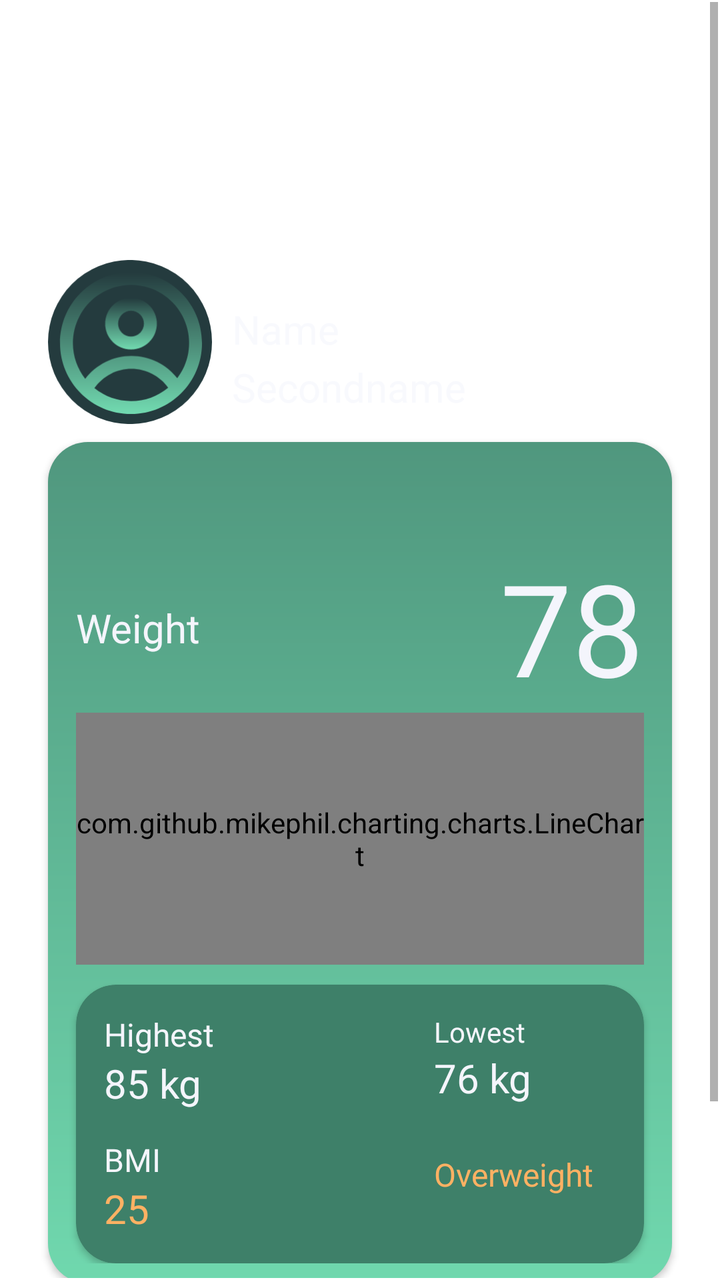
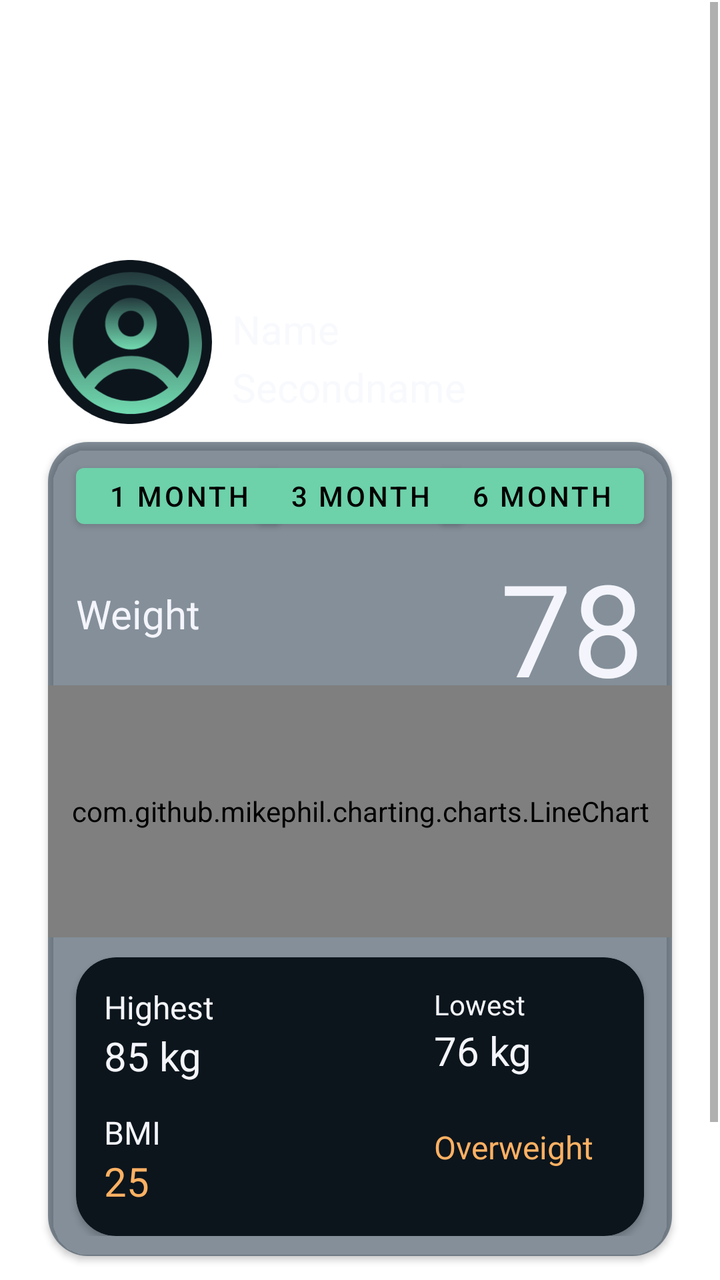

The first picture is an Android layout as it rendered before a commit; the second is the same layout after the commit. The layout source and the unified diff follow.
<!-- AndroidManifest.xml: application theme Theme.FitnesApp -->
<!-- res/layout/fragment_weight.xml -->
<?xml version="1.0" encoding="utf-8"?>
<androidx.constraintlayout.widget.ConstraintLayout xmlns:android="http://schemas.android.com/apk/res/android"
    xmlns:app="http://schemas.android.com/apk/res-auto"
    xmlns:tools="http://schemas.android.com/tools"
    android:layout_width="match_parent"
    android:layout_height="match_parent"
    tools:context=".ui.weight.WeightFragment">

    <ScrollView
        android:layout_width="match_parent"
        android:layout_height="match_parent"
        android:layout_marginStart="1dp"
        android:layout_marginTop="1dp"
        android:layout_marginEnd="1dp"
        android:layout_marginBottom="1dp"
        android:contentDescription="@string/app_name"
        app:layout_constraintBottom_toBottomOf="parent"
        app:layout_constraintEnd_toEndOf="parent"
        app:layout_constraintStart_toStartOf="parent"
        app:layout_constraintTop_toTopOf="parent">

        <RelativeLayout
            android:layout_width="match_parent"
            android:layout_height="match_parent">

            <androidx.cardview.widget.CardView
                android:id="@+id/cardView"
                android:layout_width="match_parent"
                android:layout_height="wrap_content"
                android:layout_alignParentStart="true"
                android:layout_alignParentTop="true"
                android:layout_alignParentEnd="true"
                android:layout_marginStart="23dp"
                android:layout_marginLeft="23dp"
                android:layout_marginTop="220dp"
                android:layout_marginEnd="23dp"
                android:layout_marginRight="23dp"
                android:layout_marginBottom="100dp"
                app:cardBackgroundColor="@android:color/transparent"
                app:cardCornerRadius="20dp">

                <androidx.constraintlayout.widget.ConstraintLayout
                    android:layout_width="match_parent"
                    android:layout_height="match_parent"
                    android:background="@drawable/bg_element"
                    android:paddingBottom="10dp">


                    <androidx.recyclerview.widget.RecyclerView
                        android:id="@+id/recyclerView"
                        android:layout_width="match_parent"
                        android:layout_height="50dp"
                        app:layout_constraintEnd_toEndOf="parent"
                        app:layout_constraintStart_toStartOf="parent"
                        app:layout_constraintTop_toTopOf="parent" />

                    <TextView
                        android:id="@+id/tvWeightScore"
                        android:layout_width="wrap_content"
                        android:layout_height="wrap_content"
                        android:layout_marginEnd="14dp"
                        android:fontFamily="@font/nobile_bold"
                        android:text="78"
                        android:textColor="@color/text"
                        android:textSize="64sp"
                        app:layout_constraintEnd_toEndOf="parent"
                        app:layout_constraintTop_toBottomOf="@+id/recyclerView" />

                    <TextView
                        android:id="@+id/tvWeightQuality"
                        android:layout_width="wrap_content"
                        android:layout_height="wrap_content"
                        android:layout_marginStart="14dp"
                        android:fontFamily="@font/nobile_bold"
                        android:text="@string/text_weight"
                        android:textColor="@color/text"
                        android:textSize="20sp"
                        app:layout_constraintBottom_toTopOf="@+id/chartWeightInfo"
                        app:layout_constraintStart_toStartOf="parent"
                        app:layout_constraintTop_toBottomOf="@+id/recyclerView" />

                    <com.github.mikephil.charting.charts.LineChart
                        android:id="@+id/chartWeightInfo"
                        android:layout_width="match_parent"
                        android:layout_height="126dp"
                        android:layout_gravity="bottom"
                        android:layout_marginStart="14dp"
                        android:layout_marginEnd="14dp"
                        android:foregroundGravity="bottom"
                        app:layout_constraintEnd_toEndOf="parent"
                        app:layout_constraintStart_toStartOf="parent"
                        app:layout_constraintTop_toBottomOf="@+id/tvWeightScore" />

                    <androidx.cardview.widget.CardView
                        android:id="@+id/cardView2"
                        android:layout_width="match_parent"
                        android:layout_height="wrap_content"
                        android:layout_marginStart="14dp"
                        android:layout_marginTop="10dp"
                        android:layout_marginEnd="14dp"
                        app:cardBackgroundColor="@color/secondary"
                        app:cardCornerRadius="20dp"
                        app:layout_constraintEnd_toEndOf="parent"
                        app:layout_constraintStart_toStartOf="parent"
                        app:layout_constraintTop_toBottomOf="@+id/chartWeightInfo">

                        <androidx.constraintlayout.widget.ConstraintLayout
                            android:layout_width="match_parent"
                            android:layout_height="wrap_content">

                            <TextView
                                android:id="@+id/textView20"
                                android:layout_width="wrap_content"
                                android:layout_height="wrap_content"
                                android:layout_marginTop="24dp"
                                android:fontFamily="@font/nobile_bold"
                                android:text="Overweight"
                                android:textColor="@color/orange_end"
                                android:textSize="16sp"
                                app:layout_constraintStart_toStartOf="@+id/guideline3"
                                app:layout_constraintTop_toBottomOf="@+id/textView17" />

                            <TextView
                                android:id="@+id/textView21"
                                android:layout_width="wrap_content"
                                android:layout_height="wrap_content"
                                android:layout_marginStart="14dp"
                                android:layout_marginBottom="14dp"
                                android:fontFamily="@font/nobile"
                                android:text="25"
                                android:textColor="@color/orange_end"
                                android:textSize="20sp"
                                app:layout_constraintBottom_toBottomOf="parent"
                                app:layout_constraintStart_toStartOf="parent"
                                app:layout_constraintTop_toBottomOf="@+id/textView18" />

                            <TextView
                                android:id="@+id/textView18"
                                android:layout_width="wrap_content"
                                android:layout_height="wrap_content"
                                android:layout_marginStart="14dp"
                                android:layout_marginTop="14dp"
                                android:fontFamily="@font/nobile_bold"
                                android:text="BMI"
                                android:textColor="@color/text"
                                android:textSize="16sp"
                                app:layout_constraintStart_toStartOf="parent"
                                app:layout_constraintTop_toBottomOf="@+id/textView19" />

                            <TextView
                                android:id="@+id/textView19"
                                android:layout_width="wrap_content"
                                android:layout_height="wrap_content"
                                android:layout_marginStart="14dp"
                                android:fontFamily="@font/nobile"
                                android:text="85 kg"
                                android:textColor="@color/text"
                                android:textSize="20sp"
                                app:layout_constraintStart_toStartOf="parent"
                                app:layout_constraintTop_toBottomOf="@+id/textView13" />

                            <TextView
                                android:id="@+id/textView17"
                                android:layout_width="wrap_content"
                                android:layout_height="wrap_content"
                                android:fontFamily="@font/nobile"
                                android:text="76 kg"
                                android:textColor="@color/text"
                                android:textSize="20sp"
                                app:layout_constraintStart_toStartOf="@+id/guideline3"
                                app:layout_constraintTop_toBottomOf="@+id/textView14" />

                            <TextView
                                android:id="@+id/textView14"
                                android:layout_width="wrap_content"
                                android:layout_height="wrap_content"
                                android:layout_marginTop="14dp"
                                android:fontFamily="@font/nobile_bold"
                                android:text="Lowest"
                                android:textColor="@color/text"
                                app:layout_constraintStart_toStartOf="@+id/guideline3"
                                app:layout_constraintTop_toTopOf="parent" />

                            <TextView
                                android:id="@+id/textView13"
                                android:layout_width="wrap_content"
                                android:layout_height="wrap_content"
                                android:layout_marginStart="14dp"
                                android:layout_marginTop="14dp"
                                android:fontFamily="@font/nobile_bold"
                                android:text="Highest"
                                android:textColor="@color/text"
                                android:textSize="16sp"
                                app:layout_constraintStart_toStartOf="parent"
                                app:layout_constraintTop_toTopOf="parent" />

                            <androidx.constraintlayout.widget.Guideline
                                android:id="@+id/guideline3"
                                android:layout_width="wrap_content"
                                android:layout_height="wrap_content"
                                android:foregroundGravity="center"
                                android:orientation="vertical"
                                app:layout_constraintEnd_toEndOf="parent"
                                app:layout_constraintGuide_begin="179dp"
                                app:layout_constraintStart_toStartOf="parent"
                                app:layout_constraintTop_toTopOf="parent" />

                        </androidx.constraintlayout.widget.ConstraintLayout>
                    </androidx.cardview.widget.CardView>


                </androidx.constraintlayout.widget.ConstraintLayout>

            </androidx.cardview.widget.CardView>

            <ImageView
                android:id="@+id/imageView3"
                android:layout_width="82dp"
                android:layout_height="82dp"
                android:layout_alignParentStart="true"
                android:layout_alignParentTop="true"
                android:layout_marginStart="23dp"
                android:layout_marginTop="129dp"
                android:layout_marginBottom="0dp"
                android:src="@drawable/ic_profile_icon" />

            <TextView
                android:id="@+id/textView2"
                android:layout_width="wrap_content"
                android:layout_height="wrap_content"
                android:layout_alignTop="@+id/imageView3"
                android:layout_marginStart="10dp"
                android:layout_marginTop="21dp"
                android:layout_toEndOf="@+id/imageView3"
                android:text="Name"
                android:textColor="@color/text_smuf"
                android:textSize="20sp" />

            <TextView
                android:id="@+id/textView3"
                android:layout_width="wrap_content"
                android:layout_height="wrap_content"
                android:layout_alignTop="@+id/imageView3"
                android:layout_marginStart="10dp"
                android:layout_marginTop="50dp"
                android:layout_toEndOf="@+id/imageView3"
                android:text="Secondname"
                android:textColor="@color/text_smuf"
                android:textSize="20sp" />

        </RelativeLayout>
    </ScrollView>
</androidx.constraintlayout.widget.ConstraintLayout>
<!-- resources referenced by this layout -->
<resources>
  <color name="orange_end">#FFB163</color>
  <color name="secondary">#3E8069</color>
  <color name="text">#F4F5FC</color>
  <color name="text_smuf">#99F4F5FC</color>
  <!-- drawable bg_element (drawable) -->
  <?xml version="1.0" encoding="utf-8"?>
  <shape xmlns:android="http://schemas.android.com/apk/res/android"
      android:shape="rectangle">
  
      <gradient
          android:type="linear"
          android:angle="-90"
          android:startColor="#50977E"
          android:endColor="#70D8AE" />
  
  </shape>
  <!-- drawable ic_profile_icon: vector/xml drawable (drawable, 2824 chars, omitted) -->
  <string name="app_name" translatable="false">FitnesApp</string>
  <string name="text_weight">Weight</string>
  <style name="Theme.FitnesApp" parent="Theme.MaterialComponents.DayNight.NoActionBar">
  
          <item name="colorPrimary">@color/accent_color</item>
          <item name="colorPrimaryVariant">@color/secondary</item>
          <item name="colorOnPrimary">@color/black</item>
          <item name="colorSecondary">@color/teal_200</item>
          <item name="colorSecondaryVariant">@color/teal_200</item>
          <item name="colorOnSecondary">@color/black</item>
  
          <item name="android:statusBarColor">@android:color/transparent</item>
          <item name="android:windowLightStatusBar">false</item>
      </style>
  <color name="accent_color">#81EDA0</color>
  <color name="black">#FF000000</color>
  <color name="teal_200">#FF03DAC5</color>
</resources>

<!-- the commit's change to res/layout/fragment_weight.xml (unified diff, before → after) -->
@@ -42,17 +42,49 @@
                 <androidx.constraintlayout.widget.ConstraintLayout
                     android:layout_width="match_parent"
                     android:layout_height="match_parent"
-                    android:background="@drawable/bg_element"
+                    android:background="@color/background_50"
                     android:paddingBottom="10dp">
 
 
-                    <androidx.recyclerview.widget.RecyclerView
-                        android:id="@+id/recyclerView"
+                    <androidx.constraintlayout.widget.ConstraintLayout
+                        android:id="@+id/constraintLayout"
                         android:layout_width="match_parent"
                         android:layout_height="50dp"
-                        app:layout_constraintEnd_toEndOf="parent"
-                        app:layout_constraintStart_toStartOf="parent"
-                        app:layout_constraintTop_toTopOf="parent" />
+                        app:layout_constraintStart_toStartOf="parent"
+                        app:layout_constraintTop_toTopOf="parent">
+
+                        <Button
+                            android:id="@+id/button"
+                            android:layout_width="wrap_content"
+                            android:layout_height="40dp"
+                            android:layout_marginStart="14dp"
+                            android:layout_marginTop="7dp"
+                            android:text="1 month"
+                            app:layout_constraintStart_toStartOf="parent"
+                            app:layout_constraintTop_toTopOf="parent" />
+
+                        <Button
+                            android:id="@+id/button2"
+                            android:layout_width="wrap_content"
+                            android:layout_height="40dp"
+                            android:layout_marginTop="7dp"
+                            android:layout_marginEnd="14dp"
+                            android:text="6 month"
+                            app:layout_constraintEnd_toEndOf="parent"
+                            app:layout_constraintTop_toTopOf="parent" />
+
+                        <Button
+                            android:id="@+id/button3"
+                            android:layout_width="wrap_content"
+                            android:layout_height="40dp"
+                            android:layout_marginStart="7dp"
+                            android:layout_marginTop="7dp"
+                            android:layout_marginEnd="7dp"
+                            android:text="3 month"
+                            app:layout_constraintEnd_toStartOf="@+id/button2"
+                            app:layout_constraintStart_toEndOf="@+id/button"
+                            app:layout_constraintTop_toTopOf="parent" />
+                    </androidx.constraintlayout.widget.ConstraintLayout>
 
                     <TextView
                         android:id="@+id/tvWeightScore"
@@ -64,7 +96,7 @@
                         android:textColor="@color/text"
                         android:textSize="64sp"
                         app:layout_constraintEnd_toEndOf="parent"
-                        app:layout_constraintTop_toBottomOf="@+id/recyclerView" />
+                        app:layout_constraintTop_toBottomOf="@+id/constraintLayout" />
 
                     <TextView
                         android:id="@+id/tvWeightQuality"
@@ -77,15 +109,14 @@
                         android:textSize="20sp"
                         app:layout_constraintBottom_toTopOf="@+id/chartWeightInfo"
                         app:layout_constraintStart_toStartOf="parent"
-                        app:layout_constraintTop_toBottomOf="@+id/recyclerView" />
+                        app:layout_constraintTop_toBottomOf="@+id/constraintLayout" />
 
                     <com.github.mikephil.charting.charts.LineChart
                         android:id="@+id/chartWeightInfo"
                         android:layout_width="match_parent"
                         android:layout_height="126dp"
                         android:layout_gravity="bottom"
-                        android:layout_marginStart="14dp"
-                        android:layout_marginEnd="14dp"
+                        android:layout_marginTop="-14dp"
                         android:foregroundGravity="bottom"
                         app:layout_constraintEnd_toEndOf="parent"
                         app:layout_constraintStart_toStartOf="parent"
@@ -118,7 +149,7 @@
                                 android:textColor="@color/orange_end"
                                 android:textSize="16sp"
                                 app:layout_constraintStart_toStartOf="@+id/guideline3"
-                                app:layout_constraintTop_toBottomOf="@+id/textView17" />
+                                app:layout_constraintTop_toBottomOf="@+id/tvLowestWeight" />
 
                             <TextView
                                 android:id="@+id/textView21"
@@ -145,10 +176,10 @@
                                 android:textColor="@color/text"
                                 android:textSize="16sp"
                                 app:layout_constraintStart_toStartOf="parent"
-                                app:layout_constraintTop_toBottomOf="@+id/textView19" />
-
-                            <TextView
-                                android:id="@+id/textView19"
+                                app:layout_constraintTop_toBottomOf="@+id/tvHighestWeight" />
+
+                            <TextView
+                                android:id="@+id/tvHighestWeight"
                                 android:layout_width="wrap_content"
                                 android:layout_height="wrap_content"
                                 android:layout_marginStart="14dp"
@@ -160,7 +191,7 @@
                                 app:layout_constraintTop_toBottomOf="@+id/textView13" />
 
                             <TextView
-                                android:id="@+id/textView17"
+                                android:id="@+id/tvLowestWeight"
                                 android:layout_width="wrap_content"
                                 android:layout_height="wrap_content"
                                 android:fontFamily="@font/nobile"
<!-- resource entries referenced after the edit -->
@@ -1,22 +1,11 @@
 <!-- resources referenced by this layout -->
 <resources>
+  <color name="background_50">#80142A3E</color>
   <color name="orange_end">#FFB163</color>
-  <color name="secondary">#3E8069</color>
+  <color name="secondary">#0C151C</color>
   <color name="text">#F4F5FC</color>
   <color name="text_smuf">#99F4F5FC</color>
-  <!-- drawable bg_element (drawable) -->
-  <?xml version="1.0" encoding="utf-8"?>
-  <shape xmlns:android="http://schemas.android.com/apk/res/android"
-      android:shape="rectangle">
-  
-      <gradient
-          android:type="linear"
-          android:angle="-90"
-          android:startColor="#50977E"
-          android:endColor="#70D8AE" />
-  
-  </shape>
-  <!-- drawable ic_profile_icon: vector/xml drawable (drawable, 2824 chars, omitted) -->
+  <!-- drawable ic_profile_icon: vector/xml drawable (drawable, 2833 chars, omitted) -->
   <string name="app_name" translatable="false">FitnesApp</string>
   <string name="text_weight">Weight</string>
   <style name="Theme.FitnesApp" parent="Theme.MaterialComponents.DayNight.NoActionBar">
@@ -31,7 +20,7 @@
           <item name="android:statusBarColor">@android:color/transparent</item>
           <item name="android:windowLightStatusBar">false</item>
       </style>
-  <color name="accent_color">#81EDA0</color>
+  <color name="accent_color">#6DD1AA</color>
   <color name="black">#FF000000</color>
   <color name="teal_200">#FF03DAC5</color>
 </resources>
